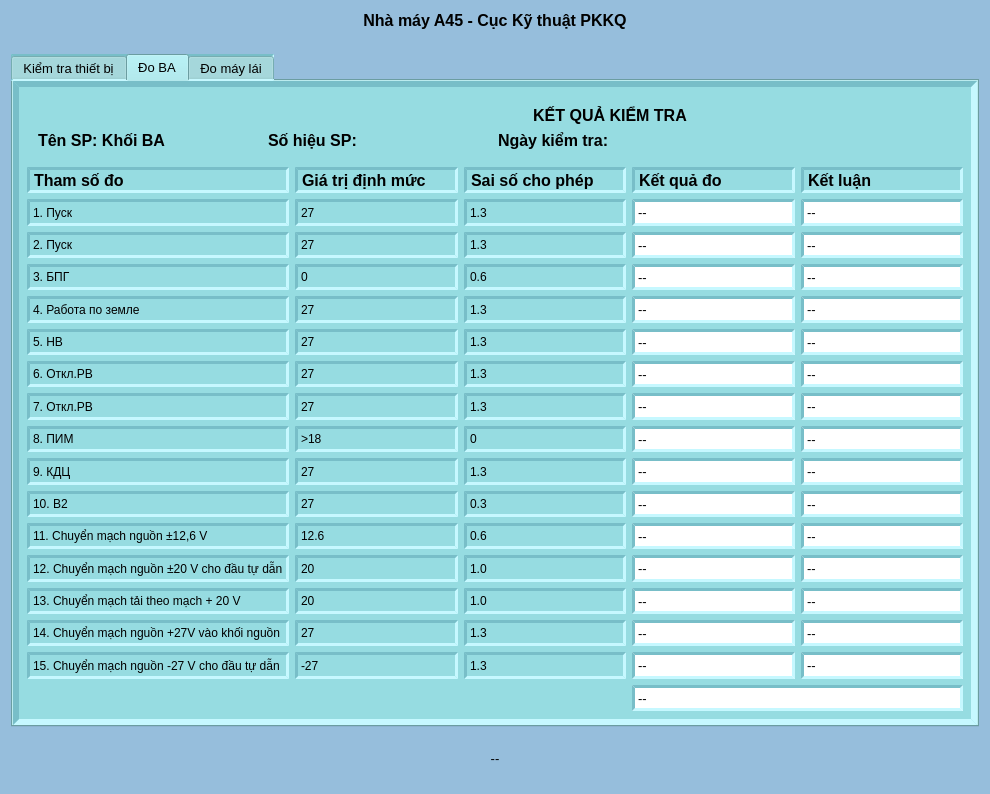
Above: mainwindow.ui from kimphg/RapsPiA45 before the change. Below: the same form after it.
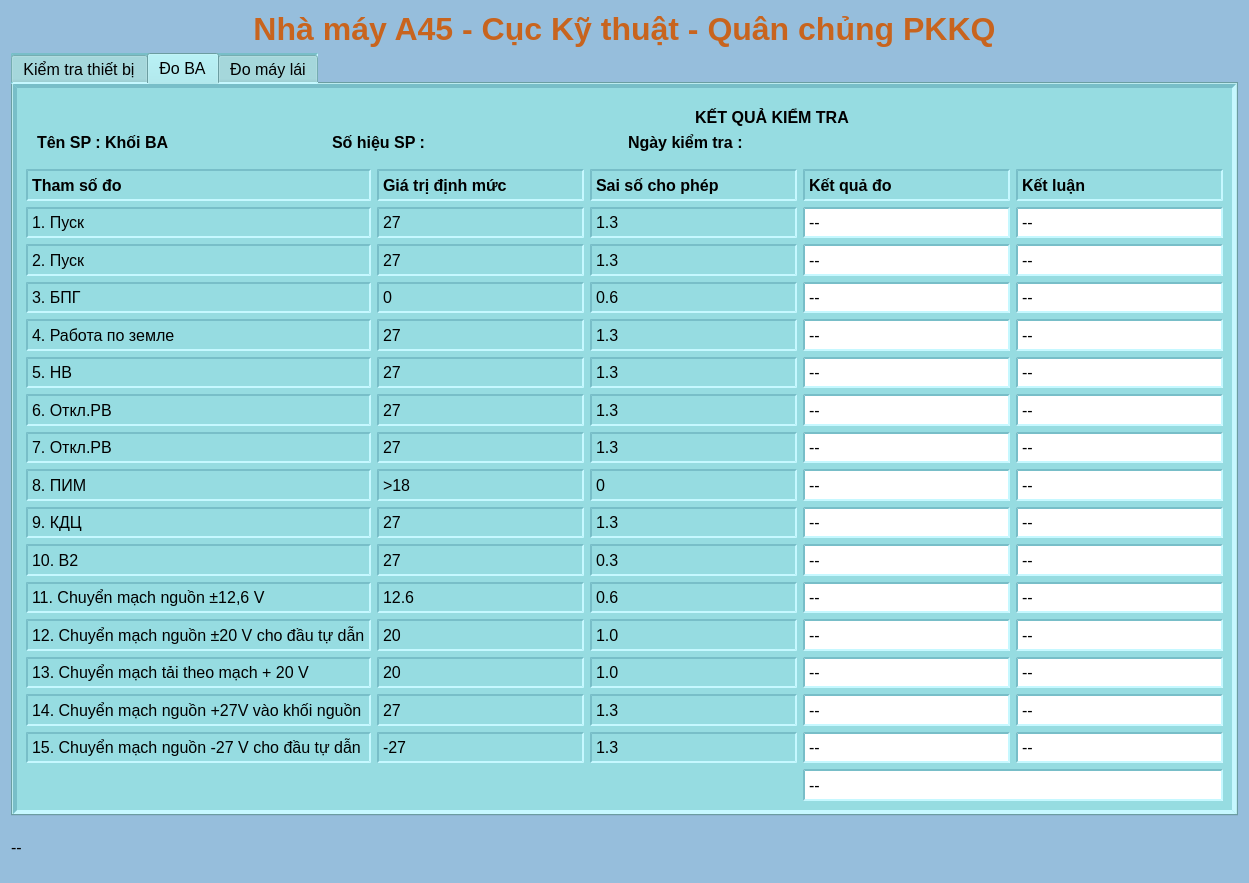
That is the form after the change. The open tabs and pages were chosen to show the change.

```diff
--- a/mainwindow.ui
+++ b/mainwindow.ui
@@ -6,8 +6,8 @@
    <rect>
     <x>0</x>
     <y>0</y>
-    <width>990</width>
-    <height>794</height>
+    <width>1249</width>
+    <height>883</height>
    </rect>
   </property>
   <property name="font">
@@ -29,7 +29,7 @@
      <widget class="QTabWidget" name="tabWidget">
       <property name="font">
        <font>
-        <pointsize>10</pointsize>
+        <pointsize>12</pointsize>
        </font>
       </property>
       <property name="autoFillBackground">
@@ -38,14 +38,14 @@
       <property name="styleSheet">
        <string notr="true">background-color:  rgb(150, 220, 225);
 border-style: inset;
-border-width: 3px;
+border-width: 2px;
 border-color: rgb(120, 190, 200);</string>
       </property>
       <property name="currentIndex">
        <number>2</number>
       </property>
       <property name="elideMode">
-       <enum>Qt::ElideNone</enum>
+       <enum>Qt::ElideLeft</enum>
       </property>
       <property name="usesScrollButtons">
        <bool>false</bool>
@@ -254,6 +254,11 @@
        <layout class="QGridLayout" name="gridLayout_3">
         <item row="5" column="1">
          <widget class="QLabel" name="label_badm_2">
+          <property name="font">
+           <font>
+            <pointsize>12</pointsize>
+           </font>
+          </property>
           <property name="text">
            <string>27</string>
           </property>
@@ -261,6 +266,11 @@
         </item>
         <item row="5" column="2">
          <widget class="QLabel" name="label_bacp_2">
+          <property name="font">
+           <font>
+            <pointsize>12</pointsize>
+           </font>
+          </property>
           <property name="text">
            <string>1.3</string>
           </property>
@@ -270,7 +280,7 @@
          <widget class="QLabel" name="label_bakq_2">
           <property name="font">
            <font>
-            <pointsize>10</pointsize>
+            <pointsize>12</pointsize>
            </font>
           </property>
           <property name="styleSheet">
@@ -283,6 +293,11 @@
         </item>
         <item row="6" column="0">
          <widget class="QLabel" name="label_19">
+          <property name="font">
+           <font>
+            <pointsize>12</pointsize>
+           </font>
+          </property>
           <property name="text">
            <string>3. БПГ </string>
           </property>
@@ -290,6 +305,11 @@
         </item>
         <item row="6" column="1">
          <widget class="QLabel" name="label_badm_3">
+          <property name="font">
+           <font>
+            <pointsize>12</pointsize>
+           </font>
+          </property>
           <property name="text">
            <string>0</string>
           </property>
@@ -297,6 +317,11 @@
         </item>
         <item row="6" column="2">
          <widget class="QLabel" name="label_bacp_3">
+          <property name="font">
+           <font>
+            <pointsize>12</pointsize>
+           </font>
+          </property>
           <property name="text">
            <string>0.6</string>
           </property>
@@ -304,6 +329,11 @@
         </item>
         <item row="7" column="0">
          <widget class="QLabel" name="label_4">
+          <property name="font">
+           <font>
+            <pointsize>12</pointsize>
+           </font>
+          </property>
           <property name="text">
            <string>4. Работа по земле</string>
           </property>
@@ -311,6 +341,11 @@
         </item>
         <item row="7" column="1">
          <widget class="QLabel" name="label_badm_4">
+          <property name="font">
+           <font>
+            <pointsize>12</pointsize>
+           </font>
+          </property>
           <property name="text">
            <string>27</string>
           </property>
@@ -318,6 +353,11 @@
         </item>
         <item row="7" column="2">
          <widget class="QLabel" name="label_bacp_4">
+          <property name="font">
+           <font>
+            <pointsize>12</pointsize>
+           </font>
+          </property>
           <property name="text">
            <string>1.3</string>
           </property>
@@ -325,6 +365,11 @@
         </item>
         <item row="9" column="0">
          <widget class="QLabel" name="label_5">
+          <property name="font">
+           <font>
+            <pointsize>12</pointsize>
+           </font>
+          </property>
           <property name="text">
            <string>5. HB</string>
           </property>
@@ -332,6 +377,11 @@
         </item>
         <item row="9" column="1">
          <widget class="QLabel" name="label_badm_5">
+          <property name="font">
+           <font>
+            <pointsize>12</pointsize>
+           </font>
+          </property>
           <property name="text">
            <string>27</string>
           </property>
@@ -339,6 +389,11 @@
         </item>
         <item row="9" column="2">
          <widget class="QLabel" name="label_bacp_5">
+          <property name="font">
+           <font>
+            <pointsize>12</pointsize>
+           </font>
+          </property>
           <property name="text">
            <string>1.3</string>
           </property>
@@ -346,6 +401,11 @@
         </item>
         <item row="11" column="0">
          <widget class="QLabel" name="label_20">
+          <property name="font">
+           <font>
+            <pointsize>12</pointsize>
+           </font>
+          </property>
           <property name="text">
            <string>6. Откл.РВ</string>
           </property>
@@ -353,6 +413,11 @@
         </item>
         <item row="11" column="1">
          <widget class="QLabel" name="label_39">
+          <property name="font">
+           <font>
+            <pointsize>12</pointsize>
+           </font>
+          </property>
           <property name="text">
            <string>27</string>
           </property>
@@ -360,6 +425,11 @@
         </item>
         <item row="11" column="2">
          <widget class="QLabel" name="label_bacp_6">
+          <property name="font">
+           <font>
+            <pointsize>12</pointsize>
+           </font>
+          </property>
           <property name="text">
            <string>1.3</string>
           </property>
@@ -409,6 +479,11 @@
         </item>
         <item row="4" column="0">
          <widget class="QLabel" name="label_3">
+          <property name="font">
+           <font>
+            <pointsize>12</pointsize>
+           </font>
+          </property>
           <property name="text">
            <string>1. Пуск</string>
           </property>
@@ -416,6 +491,11 @@
         </item>
         <item row="4" column="1">
          <widget class="QLabel" name="label_badm_1">
+          <property name="font">
+           <font>
+            <pointsize>12</pointsize>
+           </font>
+          </property>
           <property name="text">
            <string>27</string>
           </property>
@@ -423,6 +503,11 @@
         </item>
         <item row="4" column="2">
          <widget class="QLabel" name="label_bacp_1">
+          <property name="font">
+           <font>
+            <pointsize>12</pointsize>
+           </font>
+          </property>
           <property name="text">
            <string>1.3</string>
           </property>
@@ -432,7 +517,7 @@
          <widget class="QLabel" name="label_bakq_1">
           <property name="font">
            <font>
-            <pointsize>10</pointsize>
+            <pointsize>12</pointsize>
            </font>
           </property>
           <property name="styleSheet">
@@ -445,6 +530,11 @@
         </item>
         <item row="5" column="0">
          <widget class="QLabel" name="label_18">
+          <property name="font">
+           <font>
+            <pointsize>12</pointsize>
+           </font>
+          </property>
           <property name="text">
            <string>2. Пуск</string>
           </property>
@@ -452,6 +542,11 @@
         </item>
         <item row="13" column="0">
          <widget class="QLabel" name="label_21">
+          <property name="font">
+           <font>
+            <pointsize>12</pointsize>
+           </font>
+          </property>
           <property name="text">
            <string>7. Откл.РВ</string>
           </property>
@@ -459,6 +554,11 @@
         </item>
         <item row="13" column="1">
          <widget class="QLabel" name="label_badm_7">
+          <property name="font">
+           <font>
+            <pointsize>12</pointsize>
+           </font>
+          </property>
           <property name="text">
            <string>27</string>
           </property>
@@ -466,6 +566,11 @@
         </item>
         <item row="13" column="2">
          <widget class="QLabel" name="label_bacp_7">
+          <property name="font">
+           <font>
+            <pointsize>12</pointsize>
+           </font>
+          </property>
           <property name="text">
            <string>1.3</string>
           </property>
@@ -473,6 +578,11 @@
         </item>
         <item row="15" column="0">
          <widget class="QLabel" name="label_22">
+          <property name="font">
+           <font>
+            <pointsize>12</pointsize>
+           </font>
+          </property>
           <property name="text">
            <string>8. ПИМ</string>
           </property>
@@ -480,6 +590,11 @@
         </item>
         <item row="15" column="1">
          <widget class="QLabel" name="llabel_badm_8">
+          <property name="font">
+           <font>
+            <pointsize>12</pointsize>
+           </font>
+          </property>
           <property name="text">
            <string>&gt;18</string>
           </property>
@@ -487,6 +602,11 @@
         </item>
         <item row="15" column="2">
          <widget class="QLabel" name="label_bacp_8">
+          <property name="font">
+           <font>
+            <pointsize>12</pointsize>
+           </font>
+          </property>
           <property name="text">
            <string>0</string>
           </property>
@@ -494,6 +614,11 @@
         </item>
         <item row="17" column="0">
          <widget class="QLabel" name="label_23">
+          <property name="font">
+           <font>
+            <pointsize>12</pointsize>
+           </font>
+          </property>
           <property name="text">
            <string>9. КДЦ </string>
           </property>
@@ -501,6 +626,11 @@
         </item>
         <item row="17" column="1">
          <widget class="QLabel" name="label_badm_9">
+          <property name="font">
+           <font>
+            <pointsize>12</pointsize>
+           </font>
+          </property>
           <property name="text">
            <string>27</string>
           </property>
@@ -508,6 +638,11 @@
         </item>
         <item row="17" column="2">
          <widget class="QLabel" name="label_bacp_9">
+          <property name="font">
+           <font>
+            <pointsize>12</pointsize>
+           </font>
+          </property>
           <property name="text">
            <string>1.3</string>
           </property>
@@ -515,6 +650,11 @@
         </item>
         <item row="19" column="0">
          <widget class="QLabel" name="label_24">
+          <property name="font">
+           <font>
+            <pointsize>12</pointsize>
+           </font>
+          </property>
           <property name="text">
            <string>10. B2</string>
           </property>
@@ -522,6 +662,11 @@
         </item>
         <item row="19" column="1">
          <widget class="QLabel" name="label_badm_10">
+          <property name="font">
+           <font>
+            <pointsize>12</pointsize>
+           </font>
+          </property>
           <property name="text">
            <string>27</string>
           </property>
@@ -529,6 +674,11 @@
         </item>
         <item row="19" column="2">
          <widget class="QLabel" name="label_bacp_10">
+          <property name="font">
+           <font>
+            <pointsize>12</pointsize>
+           </font>
+          </property>
           <property name="text">
            <string>0.3</string>
           </property>
@@ -536,6 +686,11 @@
         </item>
         <item row="21" column="0">
          <widget class="QLabel" name="label_25">
+          <property name="font">
+           <font>
+            <pointsize>12</pointsize>
+           </font>
+          </property>
           <property name="text">
            <string>11. Chuyển mạch nguồn ±12,6 V</string>
           </property>
@@ -543,6 +698,11 @@
         </item>
         <item row="21" column="1">
          <widget class="QLabel" name="label_badm_11">
+          <property name="font">
+           <font>
+            <pointsize>12</pointsize>
+           </font>
+          </property>
           <property name="text">
            <string>12.6</string>
           </property>
@@ -550,6 +710,11 @@
         </item>
         <item row="21" column="2">
          <widget class="QLabel" name="label_bacp_11">
+          <property name="font">
+           <font>
+            <pointsize>12</pointsize>
+           </font>
+          </property>
           <property name="text">
            <string>0.6</string>
           </property>
@@ -557,6 +722,11 @@
         </item>
         <item row="23" column="0">
          <widget class="QLabel" name="label_26">
+          <property name="font">
+           <font>
+            <pointsize>12</pointsize>
+           </font>
+          </property>
           <property name="text">
            <string>12. Chuyển mạch nguồn ±20 V cho đầu tự dẫn</string>
           </property>
@@ -564,6 +734,11 @@
         </item>
         <item row="23" column="1">
          <widget class="QLabel" name="label_badm_12">
+          <property name="font">
+           <font>
+            <pointsize>12</pointsize>
+           </font>
+          </property>
           <property name="text">
            <string>20</string>
           </property>
@@ -571,6 +746,11 @@
         </item>
         <item row="23" column="2">
          <widget class="QLabel" name="label_bacp_12">
+          <property name="font">
+           <font>
+            <pointsize>12</pointsize>
+           </font>
+          </property>
           <property name="text">
            <string>1.0</string>
           </property>
@@ -578,6 +758,11 @@
         </item>
         <item row="25" column="0">
          <widget class="QLabel" name="label_27">
+          <property name="font">
+           <font>
+            <pointsize>12</pointsize>
+           </font>
+          </property>
           <property name="text">
            <string>13. Chuyển mạch tải theo mạch + 20 V</string>
           </property>
@@ -585,6 +770,11 @@
         </item>
         <item row="25" column="1">
          <widget class="QLabel" name="label_badm_13">
+          <property name="font">
+           <font>
+            <pointsize>12</pointsize>
+           </font>
+          </property>
           <property name="text">
            <string>20</string>
           </property>
@@ -592,6 +782,11 @@
         </item>
         <item row="25" column="2">
          <widget class="QLabel" name="label_bacp_13">
+          <property name="font">
+           <font>
+            <pointsize>12</pointsize>
+           </font>
+          </property>
           <property name="text">
            <string>1.0</string>
           </property>
@@ -599,6 +794,11 @@
         </item>
         <item row="27" column="0">
          <widget class="QLabel" name="label_28">
+          <property name="font">
+           <font>
+            <pointsize>12</pointsize>
+           </font>
+          </property>
           <property name="text">
            <string>14. Chuyển mạch nguồn +27V vào khối nguồn</string>
           </property>
@@ -606,6 +806,11 @@
         </item>
         <item row="27" column="1">
          <widget class="QLabel" name="label_badm_14">
+          <property name="font">
+           <font>
+            <pointsize>12</pointsize>
+           </font>
+          </property>
           <property name="text">
            <string>27</string>
           </property>
@@ -613,6 +818,11 @@
         </item>
         <item row="27" column="2">
          <widget class="QLabel" name="label_bacp_14">
+          <property name="font">
+           <font>
+            <pointsize>12</pointsize>
+           </font>
+          </property>
           <property name="text">
            <string>1.3</string>
           </property>
@@ -620,6 +830,11 @@
         </item>
         <item row="29" column="0">
          <widget class="QLabel" name="label_29">
+          <property name="font">
+           <font>
+            <pointsize>12</pointsize>
+           </font>
+          </property>
           <property name="text">
            <string>15. Chuyển mạch nguồn -27 V cho đầu tự dẫn</string>
           </property>
@@ -627,6 +842,11 @@
         </item>
         <item row="29" column="1">
          <widget class="QLabel" name="label_badm_15">
+          <property name="font">
+           <font>
+            <pointsize>12</pointsize>
+           </font>
+          </property>
           <property name="text">
            <string>-27</string>
           </property>
@@ -634,6 +854,11 @@
         </item>
         <item row="29" column="2">
          <widget class="QLabel" name="label_bacp_15">
+          <property name="font">
+           <font>
+            <pointsize>12</pointsize>
+           </font>
+          </property>
           <property name="text">
            <string>1.3</string>
           </property>
@@ -643,7 +868,7 @@
          <widget class="QLabel" name="label_bakq_3">
           <property name="font">
            <font>
-            <pointsize>10</pointsize>
+            <pointsize>12</pointsize>
            </font>
           </property>
           <property name="styleSheet">
@@ -658,7 +883,7 @@
          <widget class="QLabel" name="label_bakq_4">
           <property name="font">
            <font>
-            <pointsize>10</pointsize>
+            <pointsize>12</pointsize>
            </font>
           </property>
           <property name="styleSheet">
@@ -673,7 +898,7 @@
          <widget class="QLabel" name="label_bakq_5">
           <property name="font">
            <font>
-            <pointsize>10</pointsize>
+            <pointsize>12</pointsize>
            </font>
           </property>
           <property name="styleSheet">
@@ -688,7 +913,7 @@
          <widget class="QLabel" name="label_bakq_6">
           <property name="font">
            <font>
-            <pointsize>10</pointsize>
+            <pointsize>12</pointsize>
            </font>
           </property>
           <property name="styleSheet">
@@ -703,7 +928,7 @@
          <widget class="QLabel" name="label_bakq_7">
           <property name="font">
            <font>
-            <pointsize>10</pointsize>
+            <pointsize>12</pointsize>
            </font>
           </property>
           <property name="styleSheet">
@@ -718,7 +943,7 @@
          <widget class="QLabel" name="label_bakq_8">
           <property name="font">
            <font>
-            <pointsize>10</pointsize>
+            <pointsize>12</pointsize>
            </font>
           </property>
           <property name="styleSheet">
@@ -733,7 +958,7 @@
          <widget class="QLabel" name="label_bakq_9">
           <property name="font">
            <font>
-            <pointsize>10</pointsize>
+            <pointsize>12</pointsize>
            </font>
           </property>
           <property name="styleSheet">
@@ -748,7 +973,7 @@
          <widget class="QLabel" name="label_bakq_10">
           <property name="font">
            <font>
-            <pointsize>10</pointsize>
+            <pointsize>12</pointsize>
            </font>
           </property>
           <property name="styleSheet">
@@ -763,7 +988,7 @@
          <widget class="QLabel" name="label_bakq_11">
           <property name="font">
            <font>
-            <pointsize>10</pointsize>
+            <pointsize>12</pointsize>
            </font>
           </property>
           <property name="styleSheet">
@@ -778,7 +1003,7 @@
          <widget class="QLabel" name="label_bakq_12">
           <property name="font">
            <font>
-            <pointsize>10</pointsize>
+            <pointsize>12</pointsize>
            </font>
           </property>
           <property name="styleSheet">
@@ -793,7 +1018,7 @@
          <widget class="QLabel" name="label_bakq_13">
           <property name="font">
            <font>
-            <pointsize>10</pointsize>
+            <pointsize>12</pointsize>
            </font>
           </property>
           <property name="styleSheet">
@@ -808,7 +1033,7 @@
          <widget class="QLabel" name="label_bakq_14">
           <property name="font">
            <font>
-            <pointsize>10</pointsize>
+            <pointsize>12</pointsize>
            </font>
           </property>
           <property name="styleSheet">
@@ -823,7 +1048,7 @@
          <widget class="QLabel" name="label_bakq_15">
           <property name="font">
            <font>
-            <pointsize>10</pointsize>
+            <pointsize>12</pointsize>
            </font>
           </property>
           <property name="styleSheet">
@@ -852,7 +1077,7 @@
          <widget class="QLabel" name="label_bakq_16">
           <property name="font">
            <font>
-            <pointsize>10</pointsize>
+            <pointsize>12</pointsize>
            </font>
           </property>
           <property name="styleSheet">
@@ -865,6 +1090,11 @@
         </item>
         <item row="0" column="0" rowspan="2" colspan="5">
          <widget class="QFrame" name="frame">
+          <property name="font">
+           <font>
+            <pointsize>12</pointsize>
+           </font>
+          </property>
           <property name="styleSheet">
            <string notr="true">border-width :0px;</string>
           </property>
@@ -885,7 +1115,7 @@
               </font>
              </property>
              <property name="text">
-              <string>Tên SP: Khối BA</string>
+              <string>Tên SP : Khối BA</string>
              </property>
             </widget>
            </item>
@@ -899,7 +1129,7 @@
               </font>
              </property>
              <property name="text">
-              <string>Số hiệu SP:</string>
+              <string>Số hiệu SP :</string>
              </property>
             </widget>
            </item>
@@ -933,7 +1163,7 @@
               </font>
              </property>
              <property name="text">
-              <string>Ngày kiểm tra:</string>
+              <string>Ngày kiểm tra :</string>
              </property>
             </widget>
            </item>
@@ -958,7 +1188,7 @@
          <widget class="QLabel" name="label_bakl_1">
           <property name="font">
            <font>
-            <pointsize>10</pointsize>
+            <pointsize>12</pointsize>
            </font>
           </property>
           <property name="styleSheet">
@@ -973,7 +1203,7 @@
          <widget class="QLabel" name="label_bakl_2">
           <property name="font">
            <font>
-            <pointsize>10</pointsize>
+            <pointsize>12</pointsize>
            </font>
           </property>
           <property name="styleSheet">
@@ -988,7 +1218,7 @@
          <widget class="QLabel" name="label_bakl_3">
           <property name="font">
            <font>
-            <pointsize>10</pointsize>
+            <pointsize>12</pointsize>
            </font>
           </property>
           <property name="styleSheet">
@@ -1003,7 +1233,7 @@
          <widget class="QLabel" name="label_bakl_4">
           <property name="font">
            <font>
-            <pointsize>10</pointsize>
+            <pointsize>12</pointsize>
            </font>
           </property>
           <property name="styleSheet">
@@ -1018,7 +1248,7 @@
          <widget class="QLabel" name="label_bakl_5">
           <property name="font">
            <font>
-            <pointsize>10</pointsize>
+            <pointsize>12</pointsize>
            </font>
           </property>
           <property name="styleSheet">
@@ -1033,7 +1263,7 @@
          <widget class="QLabel" name="label_bakl_6">
           <property name="font">
            <font>
-            <pointsize>10</pointsize>
+            <pointsize>12</pointsize>
            </font>
           </property>
           <property name="styleSheet">
@@ -1048,7 +1278,7 @@
          <widget class="QLabel" name="label_bakl_7">
           <property name="font">
            <font>
-            <pointsize>10</pointsize>
+            <pointsize>12</pointsize>
            </font>
           </property>
           <property name="styleSheet">
@@ -1063,7 +1293,7 @@
          <widget class="QLabel" name="label_bakl_8">
           <property name="font">
            <font>
-            <pointsize>10</pointsize>
+            <pointsize>12</pointsize>
            </font>
           </property>
           <property name="styleSheet">
@@ -1078,7 +1308,7 @@
          <widget class="QLabel" name="label_bakl_9">
           <property name="font">
            <font>
-            <pointsize>10</pointsize>
+            <pointsize>12</pointsize>
            </font>
           </property>
           <property name="styleSheet">
@@ -1093,7 +1323,7 @@
          <widget class="QLabel" name="label_bakl_10">
           <property name="font">
            <font>
-            <pointsize>10</pointsize>
+            <pointsize>12</pointsize>
            </font>
           </property>
           <property name="styleSheet">
@@ -1108,7 +1338,7 @@
          <widget class="QLabel" name="label_bakl_11">
           <property name="font">
            <font>
-            <pointsize>10</pointsize>
+            <pointsize>12</pointsize>
            </font>
           </property>
           <property name="styleSheet">
@@ -1123,7 +1353,7 @@
          <widget class="QLabel" name="label_bakl_12">
           <property name="font">
            <font>
-            <pointsize>10</pointsize>
+            <pointsize>12</pointsize>
            </font>
           </property>
           <property name="styleSheet">
@@ -1138,7 +1368,7 @@
          <widget class="QLabel" name="label_bakl_13">
           <property name="font">
            <font>
-            <pointsize>10</pointsize>
+            <pointsize>12</pointsize>
            </font>
           </property>
           <property name="styleSheet">
@@ -1153,7 +1383,7 @@
          <widget class="QLabel" name="label_bakl_14">
           <property name="font">
            <font>
-            <pointsize>10</pointsize>
+            <pointsize>12</pointsize>
            </font>
           </property>
           <property name="styleSheet">
@@ -1168,7 +1398,7 @@
          <widget class="QLabel" name="label_bakl_15">
           <property name="font">
            <font>
-            <pointsize>10</pointsize>
+            <pointsize>12</pointsize>
            </font>
           </property>
           <property name="styleSheet">
@@ -1964,14 +2194,16 @@
       </property>
       <property name="font">
        <font>
-        <pointsize>12</pointsize>
+        <pointsize>24</pointsize>
         <weight>75</weight>
         <bold>true</bold>
        </font>
       </property>
+      <property name="styleSheet">
+       <string notr="true">color: rgb(200, 100, 30);</string>
+      </property>
       <property name="text">
-       <string>Nhà máy A45 - Cục Kỹ thuật PKKQ
-</string>
+       <string>Nhà máy A45 - Cục Kỹ thuật - Quân chủng PKKQ</string>
       </property>
       <property name="alignment">
        <set>Qt::AlignCenter</set>
@@ -1986,16 +2218,22 @@
         <height>50</height>
        </size>
       </property>
+      <property name="maximumSize">
+       <size>
+        <width>16777215</width>
+        <height>100</height>
+       </size>
+      </property>
       <property name="font">
        <font>
-        <pointsize>10</pointsize>
+        <pointsize>12</pointsize>
        </font>
       </property>
       <property name="text">
        <string>--</string>
       </property>
       <property name="alignment">
-       <set>Qt::AlignCenter</set>
+       <set>Qt::AlignLeading|Qt::AlignLeft|Qt::AlignVCenter</set>
       </property>
      </widget>
     </item>
```
Left out of the diff: 275 changed lines with no effect on the pictures.
